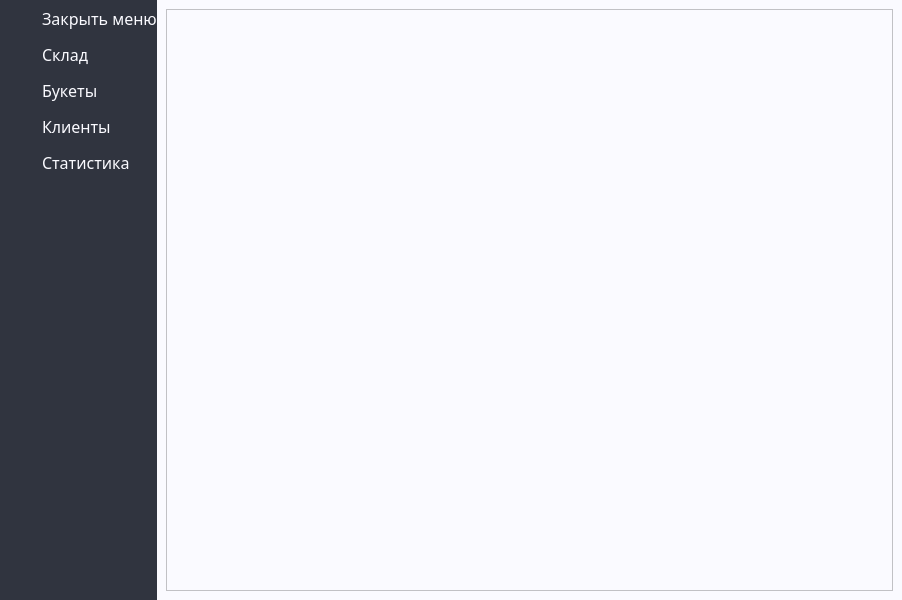
Before: the Qt Designer form Organiser/mainwindow.ui in et3rnalpain/Organiser, drawn with Qt 5.
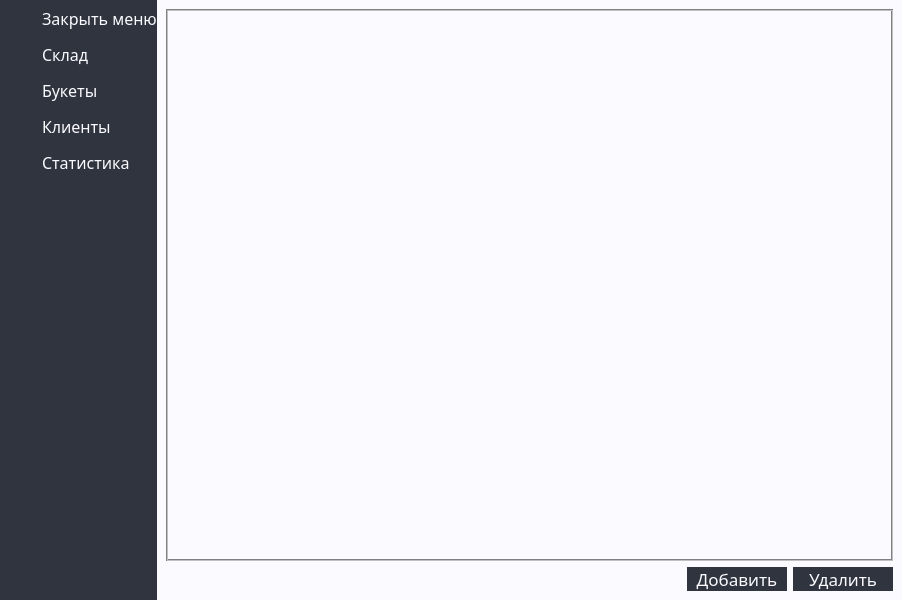
After: the same form once the commit is applied. The open tabs and pages were chosen to show the change. Icons and pictures are not drawn.

```diff
--- a/Organiser/mainwindow.ui
+++ b/Organiser/mainwindow.ui
@@ -1048,16 +1048,114 @@
           </layout>
          </widget>
          <widget class="QWidget" name="page_3">
-          <layout class="QHBoxLayout" name="horizontalLayout_4">
-           <item>
-            <widget class="QTableView" name="info">
-             <property name="sizePolicy">
-              <sizepolicy hsizetype="MinimumExpanding" vsizetype="MinimumExpanding">
-               <horstretch>0</horstretch>
-               <verstretch>0</verstretch>
-              </sizepolicy>
-             </property>
-            </widget>
+          <layout class="QGridLayout" name="gridLayout_2">
+           <item row="0" column="0">
+            <layout class="QVBoxLayout" name="verticalLayout_7">
+             <item>
+              <widget class="QTableView" name="info">
+               <property name="sizePolicy">
+                <sizepolicy hsizetype="MinimumExpanding" vsizetype="MinimumExpanding">
+                 <horstretch>0</horstretch>
+                 <verstretch>0</verstretch>
+                </sizepolicy>
+               </property>
+               <property name="styleSheet">
+                <string notr="true">QTableView {
+         Color: #30343f;
+         Background-color: #fafaff;
+         Selection-color: #fafaff;
+         Selection-background-color: #30343f;
+    border: 2px groove gray;
+    border-radius: 0px;
+    padding: 2px 4px;
+}
+QTableView QTableCornerButton::section {
+    background-color: #30343f;
+ }
+QHeaderView::section {
+    color:  #fafaff;
+    background-color:  #30343f;
+    border: 5px solid #30343f;
+    border-radius:0px;
+    border-color:  #30343f;
+} </string>
+               </property>
+              </widget>
+             </item>
+             <item>
+              <layout class="QHBoxLayout" name="horizontalLayout_4">
+               <item>
+                <spacer name="horizontalSpacer_2">
+                 <property name="orientation">
+                  <enum>Qt::Horizontal</enum>
+                 </property>
+                 <property name="sizeHint" stdset="0">
+                  <size>
+                   <width>458</width>
+                   <height>20</height>
+                  </size>
+                 </property>
+                </spacer>
+               </item>
+               <item>
+                <widget class="QPushButton" name="but_AddFlower">
+                 <property name="minimumSize">
+                  <size>
+                   <width>100</width>
+                   <height>0</height>
+                  </size>
+                 </property>
+                 <property name="font">
+                  <font>
+                   <family>Bahnschrift</family>
+                   <pointsize>13</pointsize>
+                  </font>
+                 </property>
+                 <property name="styleSheet">
+                  <string notr="true">QPushButton
+{
+float: center;
+border: 0;
+background: #30343f;
+color:#fafaff;
+}</string>
+                 </property>
+                 <property name="text">
+                  <string>Добавить</string>
+                 </property>
+                </widget>
+               </item>
+               <item>
+                <widget class="QPushButton" name="but_DelFlower">
+                 <property name="minimumSize">
+                  <size>
+                   <width>100</width>
+                   <height>0</height>
+                  </size>
+                 </property>
+                 <property name="font">
+                  <font>
+                   <family>Bahnschrift</family>
+                   <pointsize>13</pointsize>
+                  </font>
+                 </property>
+                 <property name="styleSheet">
+                  <string notr="true">QPushButton
+{
+float: center;
+border: 0;
+background: #30343f;
+color:#fafaff;
+}</string>
+                 </property>
+                 <property name="text">
+                  <string>Удалить</string>
+                 </property>
+                </widget>
+               </item>
+              </layout>
+             </item>
+            </layout>
            </item>
           </layout>
          </widget>
```
Left out of the diff: 6 changed lines with no effect on the pictures.
